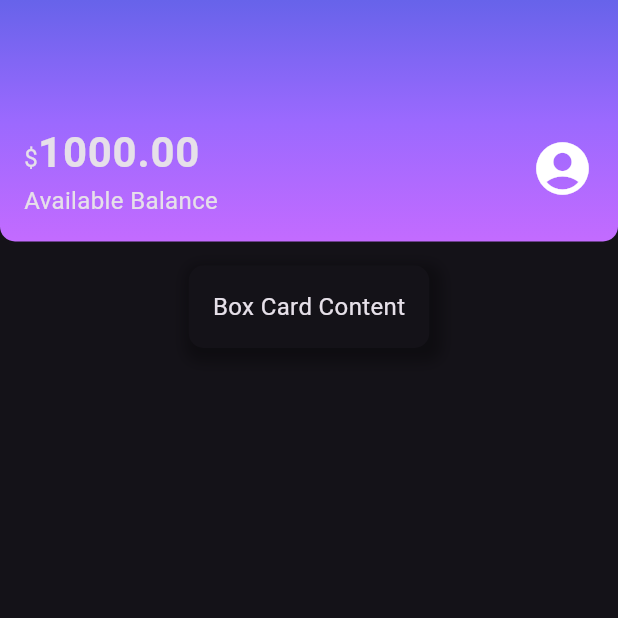
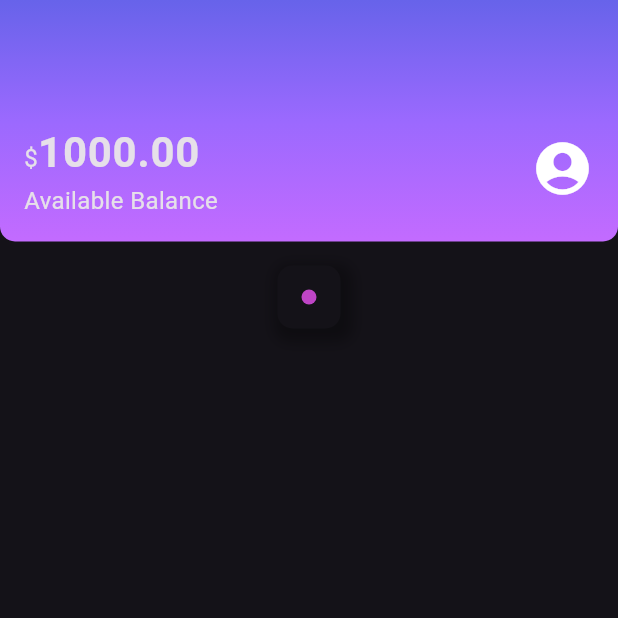
Before and after one commit to Chikrem/flutter_layouts, a Flutter app: the screen it shows after launch, on a phone screen of 412 x 824 dp, the top half of it. Run offline on Flutter 3.47's test engine with Material 3 defaults, Android fonts, the phone set to English and light mode, and no system bars.

Commit message:
Construindo ColorDot

```diff
--- /dev/null
+++ b/lib/components/color_dot.dart
@@ -0,0 +1,18 @@
+import 'package:flutter/material.dart';
+
+class ColorDot extends StatelessWidget {
+  final Color? color;
+  const ColorDot({super.key, required this.color});
+
+  @override
+  Widget build(BuildContext context) {
+    return Container(
+      width: 10,
+      height: 10,
+      decoration: BoxDecoration(
+        color: color,
+        borderRadius: BorderRadius.circular(10),
+      ),
+    );
+  }
+}
--- a/lib/screens/home.dart
+++ b/lib/screens/home.dart
@@ -1,17 +1,20 @@
 import 'package:flutter/material.dart';
 import 'package:flutter_layouts/components/box_card.dart';
+import 'package:flutter_layouts/components/color_dot.dart';
 import 'package:flutter_layouts/components/sections/header.dart';
+import 'package:flutter_layouts/themes/theme_colors.dart';
 
 class Home extends StatelessWidget {
   const Home({super.key});
 
   @override
   Widget build(BuildContext context) {
-    return const Scaffold(
+    return Scaffold(
       body: Column(
         children: <Widget> [
-          Header(),
-          BoxCard(boxContent: Text('Box Card Content')),
+          const Header(),
+                  BoxCard(boxContent: ColorDot(color: ThemeColors.recentActivity['income'],),
+                  ),
         ],
       ),
     );
--- a/lib/themes/theme_colors.dart
+++ b/lib/themes/theme_colors.dart
@@ -2,8 +2,14 @@ import 'package:flutter/material.dart';
 
 class ThemeColors {
   static const MaterialColor primaryColor = Colors.purple;
+
   static const List<Color> headerGradient = [
             Color.fromRGBO(103, 99, 234, 1.0),
             Color.fromRGBO(155, 105, 254, 1.0),
             Color.fromRGBO(195, 107, 255, 1.0),];
+
+  static const recentActivity = {
+    'spent': Color.fromRGBO(255, 175, 29, 1.0),
+    'income': Color.fromRGBO(191, 69, 198, 1.0),
+  };
 }
```
